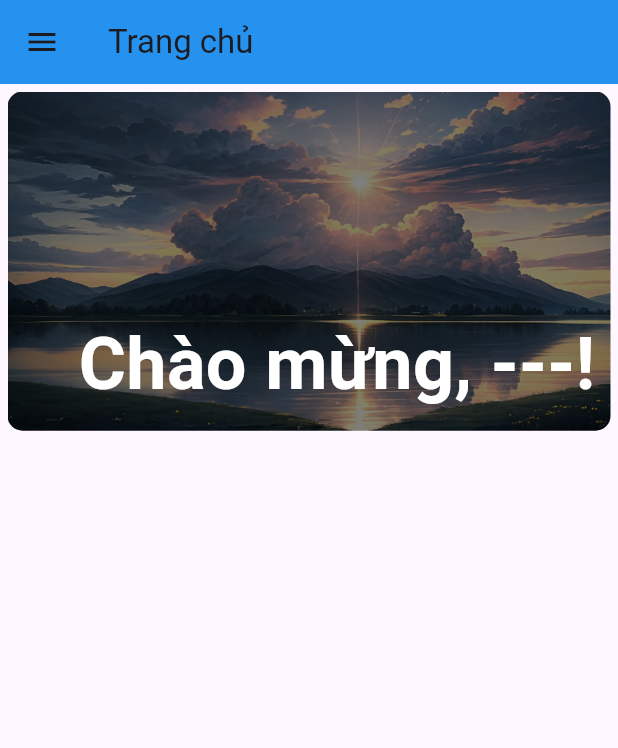
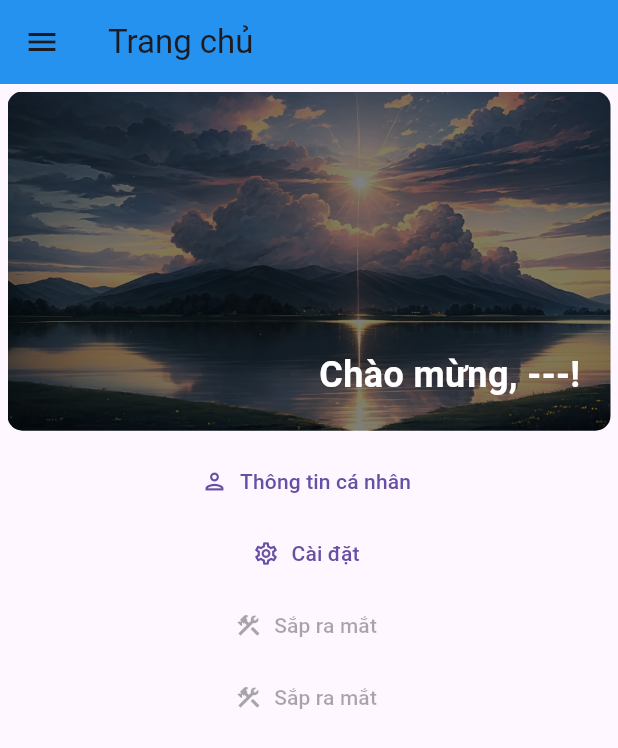
Before and after one commit to Serious-senpai/resident-manager, a Flutter app: the HomePage screen opened by its route, on a phone screen of 412 x 824 dp. Shown: the top 748 px of the screen. Run offline on Flutter 3.47's test engine with Material 3 defaults, Android fonts, the phone set to English and light mode, and no system bars; our stand-ins replace flutter_localization, fluttertoast; missing offline and left inert: async_locks, pinenacl; statements that could not run were skipped.

Commit message:
Sketch base layout of home page

```diff
--- a/app/resident_manager/lib/src/translations.dart
+++ b/app/resident_manager/lib/src/translations.dart
@@ -59,6 +59,9 @@ class AppLocale {
   static const String Option = "Option";
   static const String DeleteAccount = "DeleteAccount";
   static const String Welcome = "Welcome";
+  static const String PersonalInfo = "PersonalInfo";
+  static const String Settings = "Settings";
+  static const String ComingSoon = "ComingSoon";
 
   static const Map<String, dynamic> EN = {
     Login: "Login",
@@ -121,6 +124,9 @@ class AppLocale {
     Option: "Option",
     DeleteAccount: "Delete account",
     Welcome: "Welcome",
+    PersonalInfo: "Personal information",
+    Settings: "Settings",
+    ComingSoon: "Coming soon",
   };
 
   static const Map<String, dynamic> VI = {
@@ -184,5 +190,8 @@ class AppLocale {
     Option: "Tùy chọn",
     DeleteAccount: "Xóa tài khoản",
     Welcome: "Chào mừng",
+    PersonalInfo: "Thông tin cá nhân",
+    Settings: "Cài đặt",
+    ComingSoon: "Sắp ra mắt",
   };
 }
--- a/app/resident_manager/lib/src/utils.dart
+++ b/app/resident_manager/lib/src/utils.dart
@@ -6,6 +6,15 @@ import "package:fluttertoast/fluttertoast.dart";
 
 import "config.dart";
 import "translations.dart";
+
+/// Screen width breakpoints from https://getbootstrap.com/docs/5.0/layout/breakpoints/
+class ScreenWidth {
+  static const SMALL = 576;
+  static const MEDIUM = 768;
+  static const LARGE = 992;
+  static const EXTRA_LARGE = 1200;
+  static const EXTRA_EXTRA_LARGE = 1400;
+}
 
 Future<bool> showToastSafe({
   required String msg,
--- a/app/resident_manager/lib/src/widgets/admin/reg_queue.dart
+++ b/app/resident_manager/lib/src/widgets/admin/reg_queue.dart
@@ -137,6 +137,8 @@ class RegisterQueuePageState extends AbstractCommonState<RegisterQueuePage> with
       rethrow;
     }
   }
+
+  final _horizontalController = ScrollController();
 
   @override
   Scaffold buildScaffold(BuildContext context) {
@@ -409,7 +411,7 @@ class RegisterQueuePageState extends AbstractCommonState<RegisterQueuePage> with
                                             controller: _usernameSearch,
                                             decoration: InputDecoration(
                                               contentPadding: const EdgeInsets.all(8.0),
-                                              icon: const Icon(Icons.person_outline),
+                                              icon: const Icon(Icons.person_outlined),
                                               label: Text(AppLocale.Username.getString(context)),
                                             ),
                                             onFieldSubmitted: (_) {
@@ -469,7 +471,11 @@ class RegisterQueuePageState extends AbstractCommonState<RegisterQueuePage> with
                     _notification,
                     const SizedBox.square(dimension: 5),
                     Expanded(
+                      child: Scrollbar(
+                        controller: _horizontalController,
+                        thumbVisibility: true,
                         child: SingleChildScrollView(
+                          controller: _horizontalController,
                           scrollDirection: Axis.horizontal,
                           child: SingleChildScrollView(
                             scrollDirection: Axis.vertical,
@@ -477,6 +483,7 @@ class RegisterQueuePageState extends AbstractCommonState<RegisterQueuePage> with
                               width: max(mediaQuery.size.width, 1000),
                               padding: const EdgeInsets.all(5),
                               child: Table(children: rows),
+                            ),
                           ),
                         ),
                       ),
--- a/app/resident_manager/lib/src/widgets/admin/residents.dart
+++ b/app/resident_manager/lib/src/widgets/admin/residents.dart
@@ -147,6 +147,8 @@ class ResidentsPageState extends AbstractCommonState<ResidentsPage> with CommonS
 
     super.initState();
   }
+
+  final _horizontalController = ScrollController();
 
   @override
   Scaffold buildScaffold(BuildContext context) {
@@ -432,7 +434,7 @@ class ResidentsPageState extends AbstractCommonState<ResidentsPage> with CommonS
                                             controller: _usernameSearch,
                                             decoration: InputDecoration(
                                               contentPadding: const EdgeInsets.all(8.0),
-                                              icon: const Icon(Icons.person_outline),
+                                              icon: const Icon(Icons.person_outlined),
                                               label: Text(AppLocale.Username.getString(context)),
                                             ),
                                             onFieldSubmitted: (_) {
@@ -492,7 +494,11 @@ class ResidentsPageState extends AbstractCommonState<ResidentsPage> with CommonS
                     _notification,
                     const SizedBox.square(dimension: 5),
                     Expanded(
+                      child: Scrollbar(
+                        controller: _horizontalController,
+                        thumbVisibility: true,
                         child: SingleChildScrollView(
+                          controller: _horizontalController,
                           scrollDirection: Axis.horizontal,
                           child: SingleChildScrollView(
                             scrollDirection: Axis.vertical,
@@ -500,6 +506,7 @@ class ResidentsPageState extends AbstractCommonState<ResidentsPage> with CommonS
                               width: max(mediaQuery.size.width, 1000),
                               padding: const EdgeInsets.all(5),
                               child: Table(children: rows),
+                            ),
                           ),
                         ),
                       ),
--- a/app/resident_manager/lib/src/widgets/admin/rooms.dart
+++ b/app/resident_manager/lib/src/widgets/admin/rooms.dart
@@ -87,6 +87,8 @@ class RoomsPageState extends AbstractCommonState<RoomsPage> with CommonStateMixi
       rethrow;
     }
   }
+
+  final _horizontalController = ScrollController();
 
   @override
   Scaffold buildScaffold(BuildContext context) {
@@ -342,7 +344,11 @@ class RoomsPageState extends AbstractCommonState<RoomsPage> with CommonStateMixi
                     ),
                     const SizedBox.square(dimension: 5),
                     Expanded(
+                      child: Scrollbar(
+                        controller: _horizontalController,
+                        thumbVisibility: true,
                         child: SingleChildScrollView(
+                          controller: _horizontalController,
                           scrollDirection: Axis.horizontal,
                           child: SingleChildScrollView(
                             scrollDirection: Axis.vertical,
@@ -350,6 +356,7 @@ class RoomsPageState extends AbstractCommonState<RoomsPage> with CommonStateMixi
                               width: max(mediaQuery.size.width, 1000),
                               padding: const EdgeInsets.all(5),
                               child: Table(children: rows),
+                            ),
                           ),
                         ),
                       ),
--- a/app/resident_manager/lib/src/widgets/home.dart
+++ b/app/resident_manager/lib/src/widgets/home.dart
@@ -2,6 +2,7 @@ import "dart:math";
 
 import "package:flutter/material.dart";
 import "package:flutter_localization/flutter_localization.dart";
+import "package:resident_manager/src/utils.dart";
 
 import "common.dart";
 import "state.dart";
@@ -18,7 +19,6 @@ class HomePageState extends AbstractCommonState<HomePage> with CommonStateMixin<
   @override
   Scaffold buildScaffold(BuildContext context) {
     final mediaQuery = MediaQuery.of(context);
-    const padding = 5.0;
 
     return Scaffold(
       key: scaffoldKey,
@@ -30,10 +30,12 @@ class HomePageState extends AbstractCommonState<HomePage> with CommonStateMixin<
         title: Text(AppLocale.Home.getString(context)),
       ),
       body: Padding(
-        padding: const EdgeInsets.all(padding),
+        padding: const EdgeInsets.all(5),
         child: Column(
           children: [
-            Container(
+            LayoutBuilder(
+              builder: (context, constraints) {
+                return Container(
                   decoration: BoxDecoration(
                     borderRadius: BorderRadius.circular(10),
                     image: DecorationImage(
@@ -42,30 +44,86 @@ class HomePageState extends AbstractCommonState<HomePage> with CommonStateMixin<
                       fit: BoxFit.cover,
                     ),
                   ),
-              height: min(0.5 * mediaQuery.size.height, 9 / 16 * (mediaQuery.size.width - 2 * padding)),
-              width: mediaQuery.size.width - 2 * padding,
+                  height: min(0.5 * mediaQuery.size.height, 9 / 16 * constraints.maxWidth),
+                  width: constraints.maxWidth,
                   child: Padding(
-                padding: const EdgeInsets.all(2 * padding),
+                    padding: const EdgeInsets.all(20),
                     child: Column(
                       // Alignment hack: https://stackoverflow.com/a/54174185
                       mainAxisAlignment: MainAxisAlignment.end,
                       crossAxisAlignment: CrossAxisAlignment.end,
                       children: [
-                    Text(
+                        Builder(
+                          builder: (context) {
+                            return Text(
                               "${AppLocale.Welcome.getString(context)}, ${state.authorization?.resident?.name ?? "---"}!",
-                      style: const TextStyle(
+                              style: TextStyle(
                                 color: Colors.white,
-                        fontSize: 48,
+                                fontSize: mediaQuery.size.width < ScreenWidth.SMALL ? 24 : 48,
                                 fontWeight: FontWeight.bold,
                                 overflow: TextOverflow.ellipsis,
                               ),
                               textAlign: TextAlign.right,
+                            );
+                          },
                         ),
                       ],
                     ),
                   ),
+                );
+              },
             ),
-            // More stuff here...
+            const SizedBox.square(dimension: 10),
+            Builder(
+              builder: (context) {
+                final items = [
+                  Expanded(
+                    child: TextButton.icon(
+                      icon: const Icon(Icons.person_outlined),
+                      label: Text(AppLocale.PersonalInfo.getString(context)),
+                      onPressed: () {
+                        // TODO: Implement this
+                      },
+                    ),
+                  ),
+                  Expanded(
+                    child: TextButton.icon(
+                      icon: const Icon(Icons.settings_outlined),
+                      label: Text(AppLocale.Settings.getString(context)),
+                      onPressed: () {
+                        // TODO: Implement this
+                      },
+                    ),
+                  ),
+                  Expanded(
+                    child: TextButton.icon(
+                      icon: const Icon(Icons.construction_outlined),
+                      label: Text(AppLocale.ComingSoon.getString(context)),
+                      onPressed: null,
+                    ),
+                  ),
+                  Expanded(
+                    child: TextButton.icon(
+                      icon: const Icon(Icons.construction_outlined),
+                      label: Text(AppLocale.ComingSoon.getString(context)),
+                      onPressed: null,
+                    ),
+                  ),
+                ];
+
+                final itemsPerRow = mediaQuery.size.width < ScreenWidth.SMALL
+                    ? 1
+                    : mediaQuery.size.width < ScreenWidth.MEDIUM
+                        ? 2
+                        : 4;
+
+                return Column(
+                  children: [
+                    for (var i = 0; i < items.length; i += itemsPerRow) Row(children: items.sublist(i, i + itemsPerRow)),
+                  ],
+                );
+              },
+            ),
           ],
         ),
       ),
```
Lines whose indentation alone changed are shown as unchanged.
